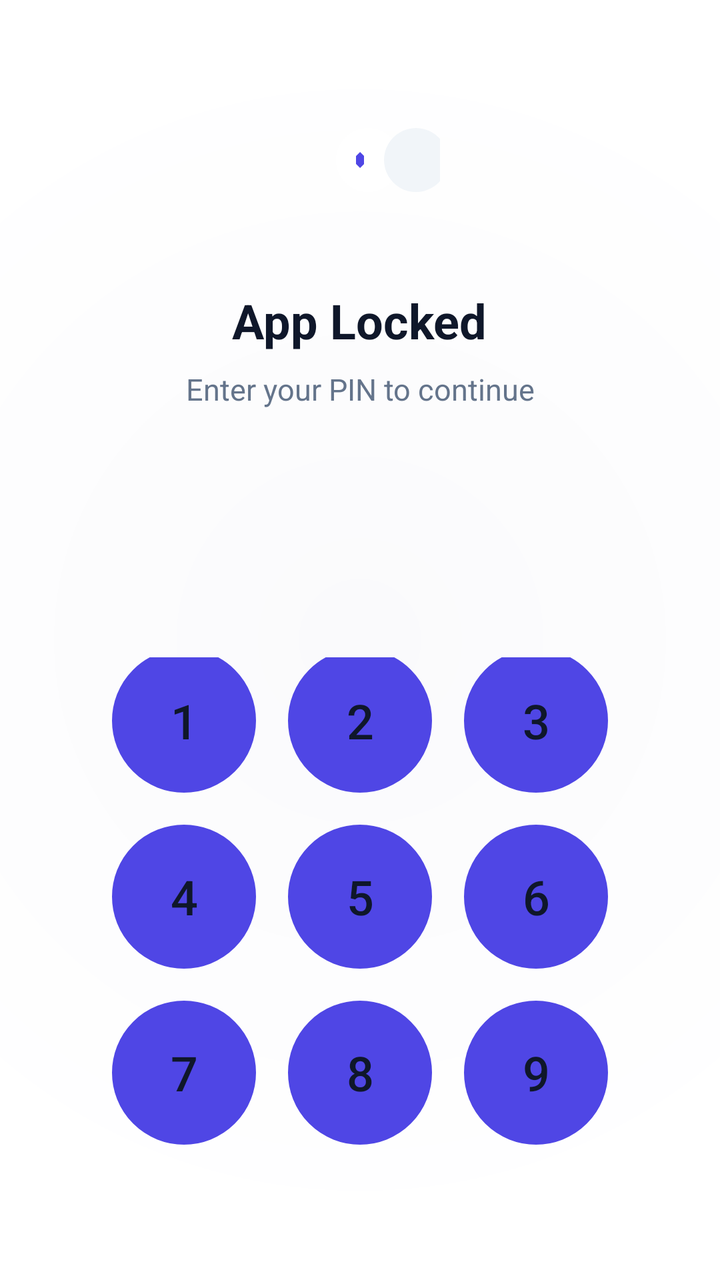
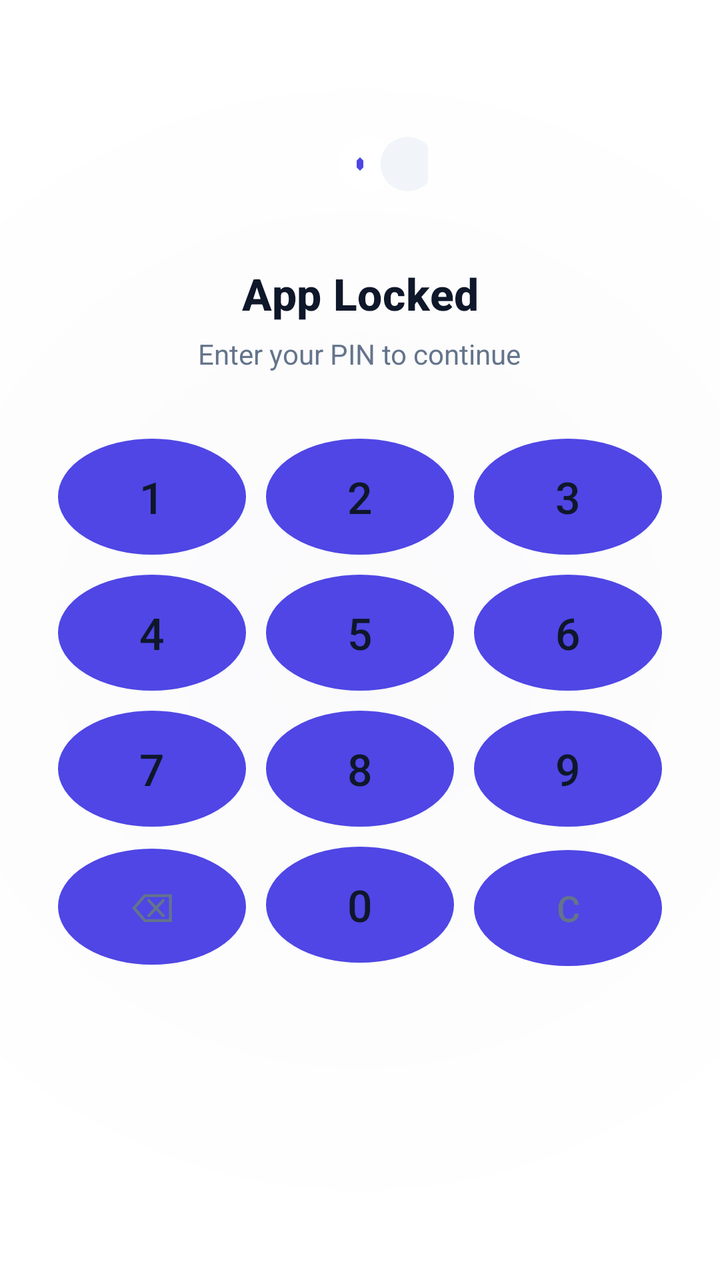

Screens rendered from an Android XML layout before and after an edit, with the pre-edit source and the edit as a unified diff.
<!-- AndroidManifest.xml: application theme Theme.VEIL -->
<!-- res/layout/activity_pin_unlock.xml -->
<?xml version="1.0" encoding="utf-8"?>
<RelativeLayout xmlns:android="http://schemas.android.com/apk/res/android"
    xmlns:app="http://schemas.android.com/apk/res-auto"
    android:id="@+id/unlock_root"
    android:layout_width="match_parent"
    android:layout_height="match_parent"
    android:background="@drawable/splash_background"
    android:paddingStart="32dp"
    android:paddingEnd="32dp">

    
    <LinearLayout
        android:layout_width="match_parent"
        android:layout_height="wrap_content"
        android:orientation="vertical"
        android:layout_centerInParent="true"
        android:paddingTop="40dp"
        android:paddingBottom="40dp">

        
        <LinearLayout
            android:layout_width="match_parent"
            android:layout_height="wrap_content"
            android:orientation="vertical"
            android:gravity="center"
            android:layout_marginBottom="60dp">

            <ImageView
                android:layout_width="80dp"
                android:layout_height="80dp"
                android:src="@drawable/veil_logo"
                android:scaleType="fitCenter"
                android:layout_marginBottom="24dp" />

            <TextView
                android:id="@+id/titleText"
                android:layout_width="wrap_content"
                android:layout_height="wrap_content"
                android:text="App Locked"
                android:textColor="@color/text_primary"
                android:textSize="24sp"
                android:textStyle="bold"
                android:gravity="center" />

            <TextView
                android:id="@+id/subtitleText"
                android:layout_width="wrap_content"
                android:layout_height="wrap_content"
                android:text="Enter your PIN to continue"
                android:textColor="@color/text_secondary"
                android:textSize="15sp"
                android:layout_marginTop="8dp"
                android:gravity="center" />

        </LinearLayout>

        
        <LinearLayout
            android:layout_width="match_parent"
            android:layout_height="wrap_content"
            android:orientation="vertical"
            android:gravity="center"
            android:layout_marginBottom="40dp">

            
            <LinearLayout
                android:id="@+id/pinDotsContainer"
                android:layout_width="wrap_content"
                android:layout_height="wrap_content"
                android:orientation="horizontal"
                android:layout_marginBottom="24dp" />

            
            <TextView
                android:id="@+id/errorText"
                android:layout_width="wrap_content"
                android:layout_height="wrap_content"
                android:text=""
                android:textColor="@color/error_red"
                android:textSize="14sp"
                android:layout_marginTop="8dp"
                android:visibility="gone" />

        </LinearLayout>

        
        <LinearLayout
            android:layout_width="match_parent"
            android:layout_height="wrap_content"
            android:orientation="vertical"
            android:gravity="center">

            
            <LinearLayout
                android:layout_width="match_parent"
                android:layout_height="wrap_content"
                android:orientation="horizontal"
                android:gravity="center"
                android:layout_marginBottom="16dp">

                <Button android:id="@+id/button1" android:layout_width="72dp" android:layout_height="72dp" android:text="1" android:textColor="@color/textPrimary" android:textSize="24sp" android:background="@drawable/button_number_pad" android:layout_marginEnd="16dp" />
                <Button android:id="@+id/button2" android:layout_width="72dp" android:layout_height="72dp" android:text="2" android:textColor="@color/textPrimary" android:textSize="24sp" android:background="@drawable/button_number_pad" android:layout_marginEnd="16dp" />
                <Button android:id="@+id/button3" android:layout_width="72dp" android:layout_height="72dp" android:text="3" android:textColor="@color/textPrimary" android:textSize="24sp" android:background="@drawable/button_number_pad" />
            </LinearLayout>

            
            <LinearLayout
                android:layout_width="match_parent"
                android:layout_height="wrap_content"
                android:orientation="horizontal"
                android:gravity="center"
                android:layout_marginBottom="16dp">

                <Button android:id="@+id/button4" android:layout_width="72dp" android:layout_height="72dp" android:text="4" android:textColor="@color/textPrimary" android:textSize="24sp" android:background="@drawable/button_number_pad" android:layout_marginEnd="16dp" />
                <Button android:id="@+id/button5" android:layout_width="72dp" android:layout_height="72dp" android:text="5" android:textColor="@color/textPrimary" android:textSize="24sp" android:background="@drawable/button_number_pad" android:layout_marginEnd="16dp" />
                <Button android:id="@+id/button6" android:layout_width="72dp" android:layout_height="72dp" android:text="6" android:textColor="@color/textPrimary" android:textSize="24sp" android:background="@drawable/button_number_pad" />
            </LinearLayout>

            
            <LinearLayout
                android:layout_width="match_parent"
                android:layout_height="wrap_content"
                android:orientation="horizontal"
                android:gravity="center"
                android:layout_marginBottom="16dp">

                <Button android:id="@+id/button7" android:layout_width="72dp" android:layout_height="72dp" android:text="7" android:textColor="@color/textPrimary" android:textSize="24sp" android:background="@drawable/button_number_pad" android:layout_marginEnd="16dp" />
                <Button android:id="@+id/button8" android:layout_width="72dp" android:layout_height="72dp" android:text="8" android:textColor="@color/textPrimary" android:textSize="24sp" android:background="@drawable/button_number_pad" android:layout_marginEnd="16dp" />
                <Button android:id="@+id/button9" android:layout_width="72dp" android:layout_height="72dp" android:text="9" android:textColor="@color/textPrimary" android:textSize="24sp" android:background="@drawable/button_number_pad" />
            </LinearLayout>

            
            <LinearLayout
                android:layout_width="match_parent"
                android:layout_height="wrap_content"
                android:orientation="horizontal"
                android:gravity="center"
                android:layout_marginBottom="16dp">

                <Button android:id="@+id/buttonDelete" android:layout_width="72dp" android:layout_height="72dp" android:text="⌫" android:textColor="@color/textSecondary" android:textSize="20sp" android:background="@drawable/button_number_pad" android:layout_marginEnd="16dp" />
                <Button android:id="@+id/button0" android:layout_width="72dp" android:layout_height="72dp" android:text="0" android:textColor="@color/textPrimary" android:textSize="24sp" android:background="@drawable/button_number_pad" android:layout_marginEnd="16dp" />
                <Button android:id="@+id/buttonClear" android:layout_width="72dp" android:layout_height="72dp" android:text="C" android:textColor="@color/textSecondary" android:textSize="20sp" android:background="@drawable/button_number_pad" />
            </LinearLayout>
        </LinearLayout>
    </LinearLayout>
</RelativeLayout>
<!-- resources referenced by this layout -->
<resources>
  <color name="error_red">#EF4444</color>
  <color name="textPrimary">#0F172A</color>
  <color name="textSecondary">#64748B</color>
  <color name="text_primary">#0F172A</color>
  <color name="text_secondary">#64748B</color>
  <!-- drawable button_number_pad (drawable) -->
  <?xml version="1.0" encoding="utf-8"?>
  <ripple xmlns:android="http://schemas.android.com/apk/res/android"
      android:color="@color/colorPrimaryContainer">
      <item>
          <shape android:shape="oval">
              <solid android:color="@color/colorSurfaceVariant" />
              <stroke
                  android:width="1dp"
                  android:color="@color/colorOutline" />
          </shape>
      </item>
  </ripple>
  <!-- drawable splash_background (drawable) -->
  <?xml version="1.0" encoding="utf-8"?>
  <shape xmlns:android="http://schemas.android.com/apk/res/android">
      <gradient
          android:type="radial"
          android:gradientRadius="85%p"
          android:centerX="50%"
          android:centerY="50%"
          android:startColor="@color/veil_primary_dark"
          android:endColor="@color/veil_primary" />
  </shape>
  <!-- drawable veil_logo (drawable) -->
  <?xml version="1.0" encoding="utf-8"?>
  <vector xmlns:android="http://schemas.android.com/apk/res/android"
      android:width="200dp"
      android:height="200dp"
      android:viewportWidth="200"
      android:viewportHeight="200">
  
      
      <path
          android:fillColor="@color/veil_primary"
          android:pathData="M 70,100 a 40,40 0 1,1 0,0.1 z" />
  
      
      <path
          android:fillColor="@color/veil_primary_light"
          android:pathData="M 130,100 a 40,40 0 1,1 0,0.1 z" />
  
      
      <path
          android:fillColor="@color/veil_accent"
          android:pathData="M 95,95 L 100,90 L 105,95 L 105,105 L 100,110 L 95,105 Z" />
  
  </vector>
  <style name="Theme.VEIL" parent="Base.Theme.VEIL" />
  <color name="colorPrimaryContainer">#EEF2FF</color>
  <color name="colorSurfaceVariant">#F1F5F9</color>
  <color name="colorOutline">#E2E8F0</color>
  <color name="veil_primary_dark">#FAFAFC</color>
  <color name="veil_primary">#FFFFFF</color>
  <color name="veil_primary_light">#F1F5F9</color>
  <color name="veil_accent">#4F46E5</color>
  <style name="Base.Theme.VEIL" parent="Theme.Material3.DayNight.NoActionBar">
          <item name="android:statusBarColor">@android:color/transparent</item>
          <item name="android:navigationBarColor">@android:color/transparent</item>
          <item name="android:windowLightStatusBar" tools:targetApi="m">true</item>
          <item name="colorPrimary">@color/colorPrimary</item>
          <item name="colorOnPrimary">@color/colorOnPrimary</item>
          <item name="colorPrimaryContainer">@color/colorPrimaryContainer</item>
          <item name="colorOnPrimaryContainer">@color/colorOnPrimaryContainer</item>
          <item name="colorSurface">@color/colorSurface</item>
          <item name="colorSurfaceVariant">@color/colorSurfaceVariant</item>
          <item name="colorOutline">@color/colorOutline</item>
          <item name="android:colorBackground">@color/colorBackground</item>
          <item name="bottomSheetDialogTheme">@style/ModernBottomSheetDialogTheme</item>
      </style>
  <color name="colorPrimary">#4F46E5</color>
  <color name="colorOnPrimary">#FFFFFF</color>
  <color name="colorOnPrimaryContainer">#3730A3</color>
  <color name="colorSurface">#FFFFFF</color>
  <color name="colorBackground">#FAFAFC</color>
  <style name="ModernBottomSheetDialogTheme" parent="Theme.Material3.DayNight.BottomSheetDialog">
          <item name="bottomSheetStyle">@style/ModernBottomSheetStyle</item>
          <item name="android:windowIsFloating">false</item>
          <item name="android:statusBarColor">@android:color/transparent</item>
          <item name="android:navigationBarColor">@android:color/transparent</item>
      </style>
  <style name="ModernBottomSheetStyle" parent="Widget.Material3.BottomSheet">
          <item name="android:background">@android:color/transparent</item>
      </style>
</resources>

<!-- the commit's change to res/layout/activity_pin_unlock.xml (unified diff, before → after) -->
@@ -1,146 +1,267 @@
 <?xml version="1.0" encoding="utf-8"?>
-<RelativeLayout xmlns:android="http://schemas.android.com/apk/res/android"
+<FrameLayout xmlns:android="http://schemas.android.com/apk/res/android"
     xmlns:app="http://schemas.android.com/apk/res-auto"
     android:id="@+id/unlock_root"
     android:layout_width="match_parent"
     android:layout_height="match_parent"
-    android:background="@drawable/splash_background"
-    android:paddingStart="32dp"
-    android:paddingEnd="32dp">
+    android:background="@drawable/splash_background">
 
     
-    <LinearLayout
+    <androidx.core.widget.NestedScrollView
         android:layout_width="match_parent"
-        android:layout_height="wrap_content"
-        android:orientation="vertical"
-        android:layout_centerInParent="true"
-        android:paddingTop="40dp"
-        android:paddingBottom="40dp">
-
-        
+        android:layout_height="match_parent"
+        android:fillViewport="true"
+        android:overScrollMode="never"
+        android:scrollbars="none">
+
         <LinearLayout
             android:layout_width="match_parent"
             android:layout_height="wrap_content"
+            android:layout_gravity="center"
+            android:gravity="center_horizontal"
+            android:maxWidth="440dp"
             android:orientation="vertical"
-            android:gravity="center"
-            android:layout_marginBottom="60dp">
-
+            android:paddingHorizontal="24dp"
+            android:paddingTop="48dp"
+            android:paddingBottom="32dp">
+
+            
             <ImageView
-                android:layout_width="80dp"
-                android:layout_height="80dp"
-                android:src="@drawable/veil_logo"
+                android:layout_width="68dp"
+                android:layout_height="68dp"
+                android:layout_marginBottom="16dp"
+                android:contentDescription="@string/app_name"
                 android:scaleType="fitCenter"
-                android:layout_marginBottom="24dp" />
+                android:src="@drawable/veil_logo" />
 
             <TextView
                 android:id="@+id/titleText"
                 android:layout_width="wrap_content"
                 android:layout_height="wrap_content"
+                android:fontFamily="sans-serif-medium"
+                android:gravity="center"
+                android:letterSpacing="0.01"
                 android:text="App Locked"
-                android:textColor="@color/text_primary"
-                android:textSize="24sp"
-                android:textStyle="bold"
-                android:gravity="center" />
+                android:textColor="@color/textPrimary"
+                android:textSize="22sp"
+                android:textStyle="bold" />
 
             <TextView
                 android:id="@+id/subtitleText"
                 android:layout_width="wrap_content"
                 android:layout_height="wrap_content"
+                android:layout_marginTop="6dp"
+                android:fontFamily="sans-serif"
+                android:gravity="center"
                 android:text="Enter your PIN to continue"
-                android:textColor="@color/text_secondary"
-                android:textSize="15sp"
-                android:layout_marginTop="8dp"
-                android:gravity="center" />
-
-        </LinearLayout>
-
-        
-        <LinearLayout
-            android:layout_width="match_parent"
-            android:layout_height="wrap_content"
-            android:orientation="vertical"
-            android:gravity="center"
-            android:layout_marginBottom="40dp">
+                android:textColor="@color/textSecondary"
+                android:textSize="14sp" />
 
             
             <LinearLayout
                 android:id="@+id/pinDotsContainer"
                 android:layout_width="wrap_content"
                 android:layout_height="wrap_content"
-                android:orientation="horizontal"
-                android:layout_marginBottom="24dp" />
+                android:layout_marginTop="20dp"
+                android:layout_marginBottom="8dp"
+                android:gravity="center"
+                android:orientation="horizontal" />
 
             
             <TextView
                 android:id="@+id/errorText"
                 android:layout_width="wrap_content"
                 android:layout_height="wrap_content"
-                android:text=""
+                android:layout_marginBottom="12dp"
+                android:fontFamily="sans-serif-medium"
+                android:gravity="center"
                 android:textColor="@color/error_red"
-                android:textSize="14sp"
-                android:layout_marginTop="8dp"
+                android:textSize="13sp"
                 android:visibility="gone" />
-
-        </LinearLayout>
-
-        
-        <LinearLayout
-            android:layout_width="match_parent"
-            android:layout_height="wrap_content"
-            android:orientation="vertical"
-            android:gravity="center">
 
             
             <LinearLayout
                 android:layout_width="match_parent"
                 android:layout_height="wrap_content"
-                android:orientation="horizontal"
-                android:gravity="center"
-                android:layout_marginBottom="16dp">
-
-                <Button android:id="@+id/button1" android:layout_width="72dp" android:layout_height="72dp" android:text="1" android:textColor="@color/textPrimary" android:textSize="24sp" android:background="@drawable/button_number_pad" android:layout_marginEnd="16dp" />
-                <Button android:id="@+id/button2" android:layout_width="72dp" android:layout_height="72dp" android:text="2" android:textColor="@color/textPrimary" android:textSize="24sp" android:background="@drawable/button_number_pad" android:layout_marginEnd="16dp" />
-                <Button android:id="@+id/button3" android:layout_width="72dp" android:layout_height="72dp" android:text="3" android:textColor="@color/textPrimary" android:textSize="24sp" android:background="@drawable/button_number_pad" />
+                android:layout_gravity="center_horizontal"
+                android:maxWidth="340dp"
+                android:orientation="vertical">
+
+                
+                <LinearLayout
+                    android:layout_width="match_parent"
+                    android:layout_height="wrap_content"
+                    android:orientation="horizontal">
+
+                    <Button
+                        android:id="@+id/button1"
+                        android:layout_width="0dp"
+                        android:layout_height="58dp"
+                        android:layout_margin="5dp"
+                        android:layout_weight="1"
+                        android:background="@drawable/button_number_pad"
+                        android:fontFamily="sans-serif-medium"
+                        android:text="1"
+                        android:textColor="@color/textPrimary"
+                        android:textSize="22sp" />
+
+                    <Button
+                        android:id="@+id/button2"
+                        android:layout_width="0dp"
+                        android:layout_height="58dp"
+                        android:layout_margin="5dp"
+                        android:layout_weight="1"
+                        android:background="@drawable/button_number_pad"
+                        android:fontFamily="sans-serif-medium"
+                        android:text="2"
+                        android:textColor="@color/textPrimary"
+                        android:textSize="22sp" />
+
+                    <Button
+                        android:id="@+id/button3"
+                        android:layout_width="0dp"
+                        android:layout_height="58dp"
+                        android:layout_margin="5dp"
+                        android:layout_weight="1"
+                        android:background="@drawable/button_number_pad"
+                        android:fontFamily="sans-serif-medium"
+                        android:text="3"
+                        android:textColor="@color/textPrimary"
+                        android:textSize="22sp" />
+                </LinearLayout>
+
+                
+                <LinearLayout
+                    android:layout_width="match_parent"
+                    android:layout_height="wrap_content"
+                    android:orientation="horizontal">
+
+                    <Button
+                        android:id="@+id/button4"
+                        android:layout_width="0dp"
+                        android:layout_height="58dp"
+                        android:layout_margin="5dp"
+                        android:layout_weight="1"
+                        android:background="@drawable/button_number_pad"
+                        android:fontFamily="sans-serif-medium"
+                        android:text="4"
+                        android:textColor="@color/textPrimary"
+                        android:textSize="22sp" />
+
+                    <Button
+                        android:id="@+id/button5"
+                        android:layout_width="0dp"
+                        android:layout_height="58dp"
+                        android:layout_margin="5dp"
+                        android:layout_weight="1"
+                        android:background="@drawable/button_number_pad"
+                        android:fontFamily="sans-serif-medium"
+                        android:text="5"
+                        android:textColor="@color/textPrimary"
+                        android:textSize="22sp" />
+
+                    <Button
+                        android:id="@+id/button6"
+                        android:layout_width="0dp"
+                        android:layout_height="58dp"
+                        android:layout_margin="5dp"
+                        android:layout_weight="1"
+                        android:background="@drawable/button_number_pad"
+                        android:fontFamily="sans-serif-medium"
+                        android:text="6"
+                        android:textColor="@color/textPrimary"
+                        android:textSize="22sp" />
+                </LinearLayout>
+
+                
+                <LinearLayout
+                    android:layout_width="match_parent"
+                    android:layout_height="wrap_content"
+                    android:orientation="horizontal">
+
+                    <Button
+                        android:id="@+id/button7"
+                        android:layout_width="0dp"
+                        android:layout_height="58dp"
+                        android:layout_margin="5dp"
+                        android:layout_weight="1"
+                        android:background="@drawable/button_number_pad"
+                        android:fontFamily="sans-serif-medium"
+                        android:text="7"
+                        android:textColor="@color/textPrimary"
+                        android:textSize="22sp" />
+
+                    <Button
+                        android:id="@+id/button8"
+                        android:layout_width="0dp"
+                        android:layout_height="58dp"
+                        android:layout_margin="5dp"
+                        android:layout_weight="1"
+                        android:background="@drawable/button_number_pad"
+                        android:fontFamily="sans-serif-medium"
+                        android:text="8"
+                        android:textColor="@color/textPrimary"
+                        android:textSize="22sp" />
+
+                    <Button
+                        android:id="@+id/button9"
+                        android:layout_width="0dp"
+                        android:layout_height="58dp"
+                        android:layout_margin="5dp"
+                        android:layout_weight="1"
+                        android:background="@drawable/button_number_pad"
+                        android:fontFamily="sans-serif-medium"
+                        android:text="9"
+                        android:textColor="@color/textPrimary"
+                        android:textSize="22sp" />
+                </LinearLayout>
+
+                
+                <LinearLayout
+                    android:layout_width="match_parent"
+                    android:layout_height="wrap_content"
+                    android:orientation="horizontal">
+
+                    <Button
+                        android:id="@+id/buttonDelete"
+                        android:layout_width="0dp"
+                        android:layout_height="58dp"
+                        android:layout_margin="5dp"
+                        android:layout_weight="1"
+                        android:background="@drawable/button_number_pad"
+                        android:fontFamily="sans-serif"
+                        android:text="⌫"
+                        android:textColor="@color/textSecondary"
+                        android:textSize="20sp" />
+
+                    <Button
+                        android:id="@+id/button0"
+                        android:layout_width="0dp"
+                        android:layout_height="58dp"
+                        android:layout_margin="5dp"
+                        android:layout_weight="1"
+                        android:background="@drawable/button_number_pad"
+                        android:fontFamily="sans-serif-medium"
+                        android:text="0"
+                        android:textColor="@color/textPrimary"
+                        android:textSize="22sp" />
+
+                    <Button
+                        android:id="@+id/buttonClear"
+                        android:layout_width="0dp"
+                        android:layout_height="58dp"
+                        android:layout_margin="5dp"
+                        android:layout_weight="1"
+                        android:background="@drawable/button_number_pad"
+                        android:fontFamily="sans-serif-medium"
+                        android:text="C"
+                        android:textColor="@color/textSecondary"
+                        android:textSize="18sp" />
+                </LinearLayout>
+
             </LinearLayout>
 
-            
-            <LinearLayout
-                android:layout_width="match_parent"
-                android:layout_height="wrap_content"
-                android:orientation="horizontal"
-                android:gravity="center"
-                android:layout_marginBottom="16dp">
-
-                <Button android:id="@+id/button4" android:layout_width="72dp" android:layout_height="72dp" android:text="4" android:textColor="@color/textPrimary" android:textSize="24sp" android:background="@drawable/button_number_pad" android:layout_marginEnd="16dp" />
-                <Button android:id="@+id/button5" android:layout_width="72dp" android:layout_height="72dp" android:text="5" android:textColor="@color/textPrimary" android:textSize="24sp" android:background="@drawable/button_number_pad" android:layout_marginEnd="16dp" />
-                <Button android:id="@+id/button6" android:layout_width="72dp" android:layout_height="72dp" android:text="6" android:textColor="@color/textPrimary" android:textSize="24sp" android:background="@drawable/button_number_pad" />
-            </LinearLayout>
-
-            
-            <LinearLayout
-                android:layout_width="match_parent"
-                android:layout_height="wrap_content"
-                android:orientation="horizontal"
-                android:gravity="center"
-                android:layout_marginBottom="16dp">
-
-                <Button android:id="@+id/button7" android:layout_width="72dp" android:layout_height="72dp" android:text="7" android:textColor="@color/textPrimary" android:textSize="24sp" android:background="@drawable/button_number_pad" android:layout_marginEnd="16dp" />
-                <Button android:id="@+id/button8" android:layout_width="72dp" android:layout_height="72dp" android:text="8" android:textColor="@color/textPrimary" android:textSize="24sp" android:background="@drawable/button_number_pad" android:layout_marginEnd="16dp" />
-                <Button android:id="@+id/button9" android:layout_width="72dp" android:layout_height="72dp" android:text="9" android:textColor="@color/textPrimary" android:textSize="24sp" android:background="@drawable/button_number_pad" />
-            </LinearLayout>
-
-            
-            <LinearLayout
-                android:layout_width="match_parent"
-                android:layout_height="wrap_content"
-                android:orientation="horizontal"
-                android:gravity="center"
-                android:layout_marginBottom="16dp">
-
-                <Button android:id="@+id/buttonDelete" android:layout_width="72dp" android:layout_height="72dp" android:text="⌫" android:textColor="@color/textSecondary" android:textSize="20sp" android:background="@drawable/button_number_pad" android:layout_marginEnd="16dp" />
-                <Button android:id="@+id/button0" android:layout_width="72dp" android:layout_height="72dp" android:text="0" android:textColor="@color/textPrimary" android:textSize="24sp" android:background="@drawable/button_number_pad" android:layout_marginEnd="16dp" />
-                <Button android:id="@+id/buttonClear" android:layout_width="72dp" android:layout_height="72dp" android:text="C" android:textColor="@color/textSecondary" android:textSize="20sp" android:background="@drawable/button_number_pad" />
-            </LinearLayout>
         </LinearLayout>
-    </LinearLayout>
-</RelativeLayout>
+    </androidx.core.widget.NestedScrollView>
+
+</FrameLayout>
<!-- resource entries referenced after the edit -->
@@ -3,8 +3,6 @@
   <color name="error_red">#EF4444</color>
   <color name="textPrimary">#0F172A</color>
   <color name="textSecondary">#64748B</color>
-  <color name="text_primary">#0F172A</color>
-  <color name="text_secondary">#64748B</color>
   <!-- drawable button_number_pad (drawable) -->
   <?xml version="1.0" encoding="utf-8"?>
   <ripple xmlns:android="http://schemas.android.com/apk/res/android"
@@ -53,6 +51,7 @@
           android:pathData="M 95,95 L 100,90 L 105,95 L 105,105 L 100,110 L 95,105 Z" />
   
   </vector>
+  <string name="app_name">VEIL</string>
   <style name="Theme.VEIL" parent="Base.Theme.VEIL" />
   <color name="colorPrimaryContainer">#EEF2FF</color>
   <color name="colorSurfaceVariant">#F1F5F9</color>
